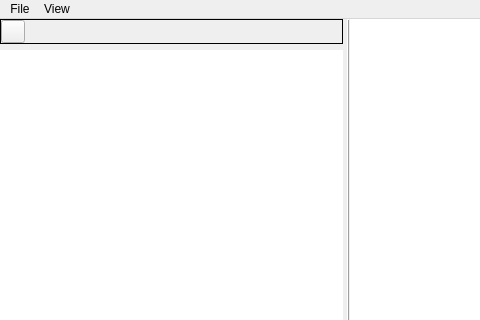
Before: the Qt Designer form src/mainwindow.ui in hatstand/O-sRSSly, drawn with Qt 5; both pictures show x 0 to 480 and y 0 to 320 of the 1010 by 798 pixel window.
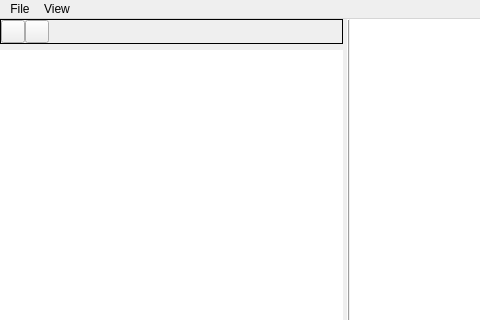
After: the same form once the commit is applied. Icons and pictures are not drawn. Custom widgets are drawn as their Qt base class.

Commit message: Added refresh button and 5 minute refresh Got rid of annoying qwebview deletion warning.

What changed in the file:
```diff
--- a/src/mainwindow.ui
+++ b/src/mainwindow.ui
@@ -17,14 +17,6 @@
     <normaloff>:/icon.png</normaloff>:/icon.png</iconset>
   </property>
   <widget class="QWidget" name="centralwidget" >
-   <property name="geometry" >
-    <rect>
-     <x>0</x>
-     <y>28</y>
-     <width>1010</width>
-     <height>745</height>
-    </rect>
-   </property>
    <layout class="QVBoxLayout" name="verticalLayout_3" >
     <property name="spacing" >
      <number>0</number>
@@ -64,6 +56,10 @@
            <item>
             <widget class="QToolButton" name="configure_" />
            </item>
+           <item>
+            <widget class="QToolButton" name="refresh_" >
+            </widget>
+           </item>
            <item>
             <spacer name="horizontalSpacer" >
              <property name="orientation" >
```
Left out of the diff: 46 changed lines with no effect on the pictures. The commit also changes 5 other files.
